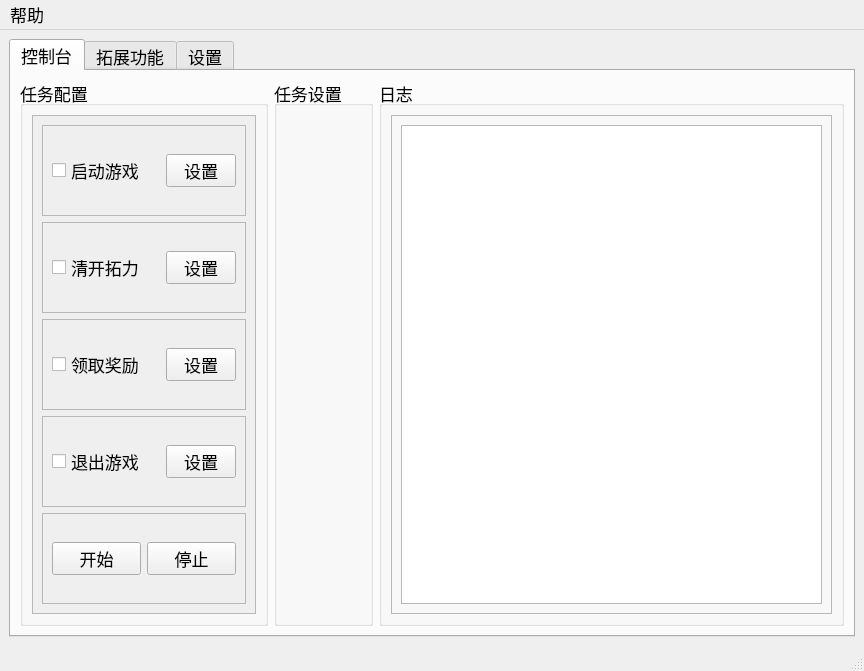
Qt form res/ui/main.ui (Shasnow/StarRailAssistant) before a commit.
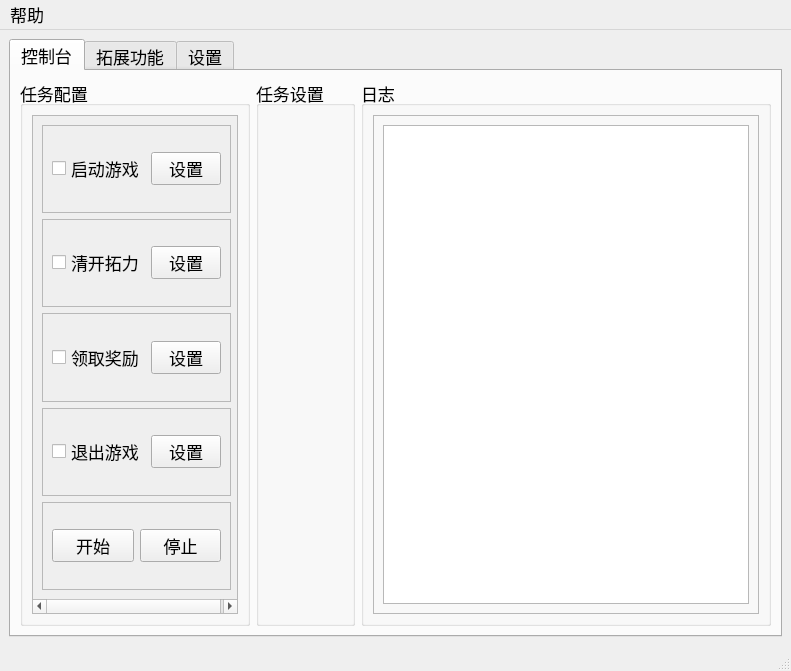
The same form after that commit.

What changed in the file:
```diff
--- a/res/ui/main.ui
+++ b/res/ui/main.ui
@@ -6,7 +6,7 @@
    <rect>
     <x>0</x>
     <y>0</y>
-    <width>864</width>
+    <width>791</width>
     <height>671</height>
    </rect>
   </property>
@@ -32,9 +32,21 @@
        <layout class="QHBoxLayout" name="horizontalLayout_11" stretch="0,0,0">
         <item>
          <widget class="QGroupBox" name="groupBox_1">
+          <property name="sizePolicy">
+           <sizepolicy hsizetype="Preferred" vsizetype="Preferred">
+            <horstretch>0</horstretch>
+            <verstretch>0</verstretch>
+           </sizepolicy>
+          </property>
+          <property name="minimumSize">
+           <size>
+            <width>230</width>
+            <height>0</height>
+           </size>
+          </property>
           <property name="maximumSize">
            <size>
-            <width>248</width>
+            <width>230</width>
             <height>16777215</height>
            </size>
           </property>
@@ -58,7 +70,7 @@
                <rect>
                 <x>0</x>
                 <y>0</y>
-                <width>226</width>
+                <width>208</width>
                 <height>499</height>
                </rect>
               </property>
@@ -85,19 +97,6 @@
                     </property>
                    </widget>
                   </item>
-                  <item>
-                   <spacer name="horizontalSpacer1_1">
-                    <property name="orientation">
-                     <enum>Qt::Orientation::Horizontal</enum>
-                    </property>
-                    <property name="sizeHint" stdset="0">
-                     <size>
-                      <width>195</width>
-                      <height>20</height>
-                     </size>
-                    </property>
-                   </spacer>
-                  </item>
                   <item>
                    <widget class="QPushButton" name="pushButton1_1">
                     <property name="minimumSize">
@@ -136,19 +135,6 @@
                     </property>
                    </widget>
                   </item>
-                  <item>
-                   <spacer name="horizontalSpacer1_2">
-                    <property name="orientation">
-                     <enum>Qt::Orientation::Horizontal</enum>
-                    </property>
-                    <property name="sizeHint" stdset="0">
-                     <size>
-                      <width>195</width>
-                      <height>20</height>
-                     </size>
-                    </property>
-                   </spacer>
-                  </item>
                   <item>
                    <widget class="QPushButton" name="pushButton1_2">
                     <property name="minimumSize">
@@ -187,19 +173,6 @@
                     </property>
                    </widget>
                   </item>
-                  <item>
-                   <spacer name="horizontalSpacer1_3">
-                    <property name="orientation">
-                     <enum>Qt::Orientation::Horizontal</enum>
-                    </property>
-                    <property name="sizeHint" stdset="0">
-                     <size>
-                      <width>207</width>
-                      <height>20</height>
-                     </size>
-                    </property>
-                   </spacer>
-                  </item>
                   <item>
                    <widget class="QPushButton" name="pushButton1_3">
                     <property name="minimumSize">
@@ -238,19 +211,6 @@
                     </property>
                    </widget>
                   </item>
-                  <item>
-                   <spacer name="horizontalSpacer1_4">
-                    <property name="orientation">
-                     <enum>Qt::Orientation::Horizontal</enum>
-                    </property>
-                    <property name="sizeHint" stdset="0">
-                     <size>
-                      <width>195</width>
-                      <height>20</height>
-                     </size>
-                    </property>
-                   </spacer>
-                  </item>
                   <item>
                    <widget class="QPushButton" name="pushButton1_4">
                     <property name="minimumSize">
@@ -1104,7 +1064,7 @@
     <rect>
      <x>0</x>
      <y>0</y>
-     <width>864</width>
+     <width>791</width>
      <height>33</height>
     </rect>
    </property>
```
Left out of the diff: 162 changed lines with no effect on the pictures.
